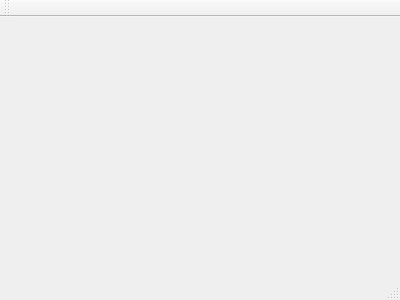
Before: the Qt Designer form labs/RoboteqGui/mainwindow.ui in SiChiTong/Pluto, drawn with Qt 5.
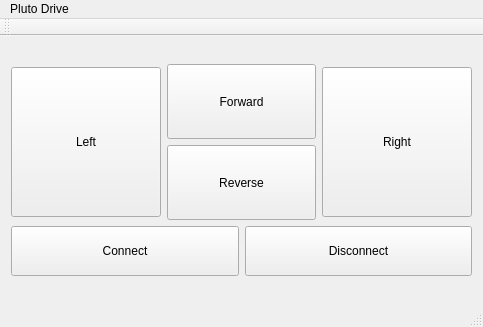
After: the same form once the commit is applied.

Commit message: Add gui lab to test motors

```diff
--- a/labs/RoboteqGui/mainwindow.ui
+++ b/labs/RoboteqGui/mainwindow.ui
@@ -1,24 +1,142 @@
 <ui version="4.0">
  <class>MainWindow</class>
- <widget class="QMainWindow" name="MainWindow" >
-  <property name="geometry" >
+ <widget class="QMainWindow" name="MainWindow">
+  <property name="geometry">
    <rect>
     <x>0</x>
     <y>0</y>
-    <width>400</width>
-    <height>300</height>
+    <width>483</width>
+    <height>327</height>
    </rect>
   </property>
   <property name="windowTitle" >
    <string>MainWindow</string>
   </property>
-  <widget class="QMenuBar" name="menuBar" />
-  <widget class="QToolBar" name="mainToolBar" />
-  <widget class="QWidget" name="centralWidget" />
-  <widget class="QStatusBar" name="statusBar" />
+  <widget class="QWidget" name="centralWidget">
+   <layout class="QVBoxLayout" name="verticalLayout_3">
+    <item>
+     <layout class="QVBoxLayout" name="verticalLayout_2">
+      <item>
+       <layout class="QHBoxLayout" name="horizontalLayout">
+        <item>
+         <widget class="QPushButton" name="button_left">
+          <property name="minimumSize">
+           <size>
+            <width>100</width>
+            <height>150</height>
+           </size>
+          </property>
+          <property name="text">
+           <string>Left</string>
+          </property>
+         </widget>
+        </item>
+        <item>
+         <layout class="QVBoxLayout" name="verticalLayout">
+          <item>
+           <widget class="QPushButton" name="button_forward">
+            <property name="minimumSize">
+             <size>
+              <width>100</width>
+              <height>75</height>
+             </size>
+            </property>
+            <property name="text">
+             <string>Forward</string>
+            </property>
+           </widget>
+          </item>
+          <item>
+           <widget class="QPushButton" name="button_reverse">
+            <property name="minimumSize">
+             <size>
+              <width>100</width>
+              <height>75</height>
+             </size>
+            </property>
+            <property name="text">
+             <string>Reverse</string>
+            </property>
+           </widget>
+          </item>
+         </layout>
+        </item>
+        <item>
+         <widget class="QPushButton" name="button_right">
+          <property name="minimumSize">
+           <size>
+            <width>100</width>
+            <height>150</height>
+           </size>
+          </property>
+          <property name="text">
+           <string>Right</string>
+          </property>
+         </widget>
+        </item>
+       </layout>
+      </item>
+      <item>
+       <layout class="QHBoxLayout" name="horizontalLayout_2">
+        <item>
+         <widget class="QPushButton" name="button_connect">
+          <property name="minimumSize">
+           <size>
+            <width>0</width>
+            <height>50</height>
+           </size>
+          </property>
+          <property name="text">
+           <string>Connect</string>
+          </property>
+         </widget>
+        </item>
+        <item>
+         <widget class="QPushButton" name="button_disconnect">
+          <property name="minimumSize">
+           <size>
+            <width>0</width>
+            <height>50</height>
+           </size>
+          </property>
+          <property name="text">
+           <string>Disconnect</string>
+          </property>
+         </widget>
+        </item>
+       </layout>
+      </item>
+     </layout>
+    </item>
+   </layout>
+  </widget>
+  <widget class="QMenuBar" name="menuBar">
+   <property name="geometry">
+    <rect>
+     <x>0</x>
+     <y>0</y>
+     <width>483</width>
+     <height>25</height>
+    </rect>
+   </property>
+   <widget class="QMenu" name="menuPluto_Drive">
+    <property name="title">
+     <string>Pluto Drive</string>
+    </property>
+   </widget>
+   <addaction name="menuPluto_Drive"/>
+  </widget>
+  <widget class="QToolBar" name="mainToolBar">
+   <attribute name="toolBarArea">
+    <enum>TopToolBarArea</enum>
+   </attribute>
+   <attribute name="toolBarBreak">
+    <bool>false</bool>
+   </attribute>
+  </widget>
+  <widget class="QStatusBar" name="statusBar"/>
  </widget>
- <layoutDefault spacing="6" margin="11" />
- <pixmapfunction></pixmapfunction>
+ <layoutdefault spacing="6" margin="11"/>
  <resources/>
  <connections/>
 </ui>
```
Left out of the diff: 3 changed lines with no effect on the pictures. The commit also changes 3 other files.
